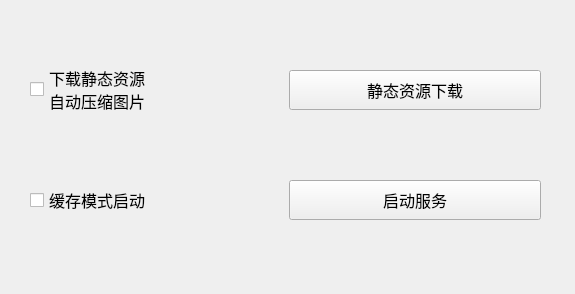
The window that qt_ui/mian_window.ui (ShenWei-HopeNoBug/mock-api-server) describes before a commit, drawn with Qt 5.
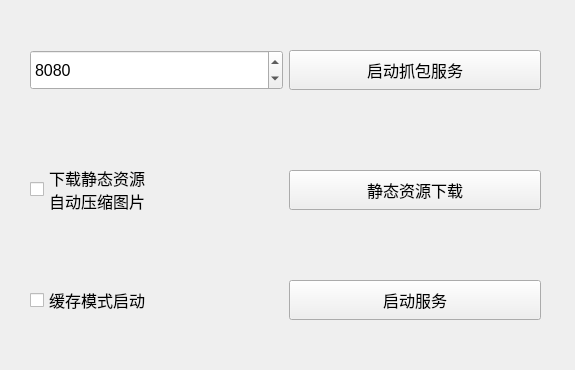
The same window after the commit.

Commit message: 客户端支持启动抓包服务

The edit to the form file:
```diff
--- a/qt_ui/mian_window.ui
+++ b/qt_ui/mian_window.ui
@@ -7,7 +7,7 @@
     <x>0</x>
     <y>0</y>
     <width>575</width>
-    <height>294</height>
+    <height>370</height>
    </rect>
   </property>
   <property name="windowTitle">
@@ -17,7 +17,7 @@
    <property name="geometry">
     <rect>
      <x>30</x>
-     <y>170</y>
+     <y>270</y>
      <width>511</width>
      <height>61</height>
     </rect>
@@ -86,7 +86,7 @@
    <property name="geometry">
     <rect>
      <x>30</x>
-     <y>50</y>
+     <y>150</y>
      <width>511</width>
      <height>80</height>
     </rect>
@@ -137,6 +137,69 @@
     </item>
    </layout>
   </widget>
+  <widget class="QWidget" name="horizontalLayoutWidget_3">
+   <property name="geometry">
+    <rect>
+     <x>30</x>
+     <y>30</y>
+     <width>511</width>
+     <height>80</height>
+    </rect>
+   </property>
+   <layout class="QHBoxLayout" name="horizontalLayout_3">
+    <item>
+     <widget class="QSpinBox" name="catchServerPortSpinBox">
+      <property name="minimumSize">
+       <size>
+        <width>0</width>
+        <height>40</height>
+       </size>
+      </property>
+      <property name="baseSize">
+       <size>
+        <width>0</width>
+        <height>0</height>
+       </size>
+      </property>
+      <property name="font">
+       <font>
+        <pointsize>12</pointsize>
+       </font>
+      </property>
+      <property name="minimum">
+       <number>1000</number>
+      </property>
+      <property name="maximum">
+       <number>9999</number>
+      </property>
+      <property name="value">
+       <number>8080</number>
+      </property>
+     </widget>
+    </item>
+    <item>
+     <widget class="QPushButton" name="catchServerButton">
+      <property name="minimumSize">
+       <size>
+        <width>0</width>
+        <height>40</height>
+       </size>
+      </property>
+      <property name="font">
+       <font>
+        <pointsize>12</pointsize>
+       </font>
+      </property>
+      <property name="cursor">
+       <cursorShape>PointingHandCursor</cursorShape>
+      </property>
+      <property name="text">
+       <string>启动抓包服务</string>
+      </property>
+     </widget>
+    </item>
+   </layout>
+  </widget>
  </widget>
  <resources/>
  <connections/>
```
The commit also changes 3 other files.
